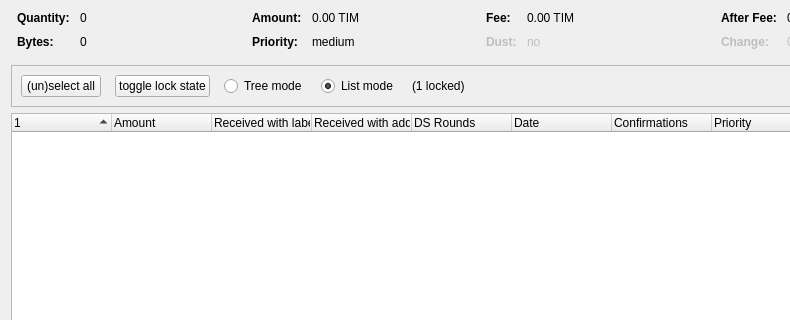
rmcpartner/timeismoneycrypto, file src/qt/forms/coincontroldialog.ui: the form before one commit; both pictures show x 0 to 790 and y 0 to 320 of the 954 by 500 pixel window.
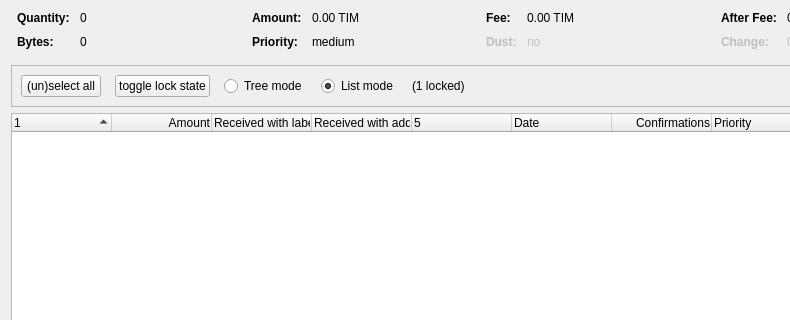
The form after the commit. Custom widgets are drawn as their Qt base class.

Diff of the .ui file:
```diff
--- a/src/qt/forms/coincontroldialog.ui
+++ b/src/qt/forms/coincontroldialog.ui
@@ -464,6 +464,9 @@
       <property name="text">
        <string>Amount</string>
       </property>
+      <property name="textAlignment">
+       <set>AlignTrailing|AlignVCenter</set>
+      </property>
      </column>
      <column>
       <property name="text">
@@ -477,7 +480,7 @@
      </column>
      <column>
       <property name="text">
-       <string>DS Rounds</string>
+       <string/>
       </property>
      </column>
      <column>
@@ -492,6 +495,9 @@
       <property name="toolTip">
        <string>Confirmed</string>
       </property>
+      <property name="textAlignment">
+       <set>AlignTrailing|AlignVCenter</set>
+      </property>
      </column>
      <column>
       <property name="text">
```
